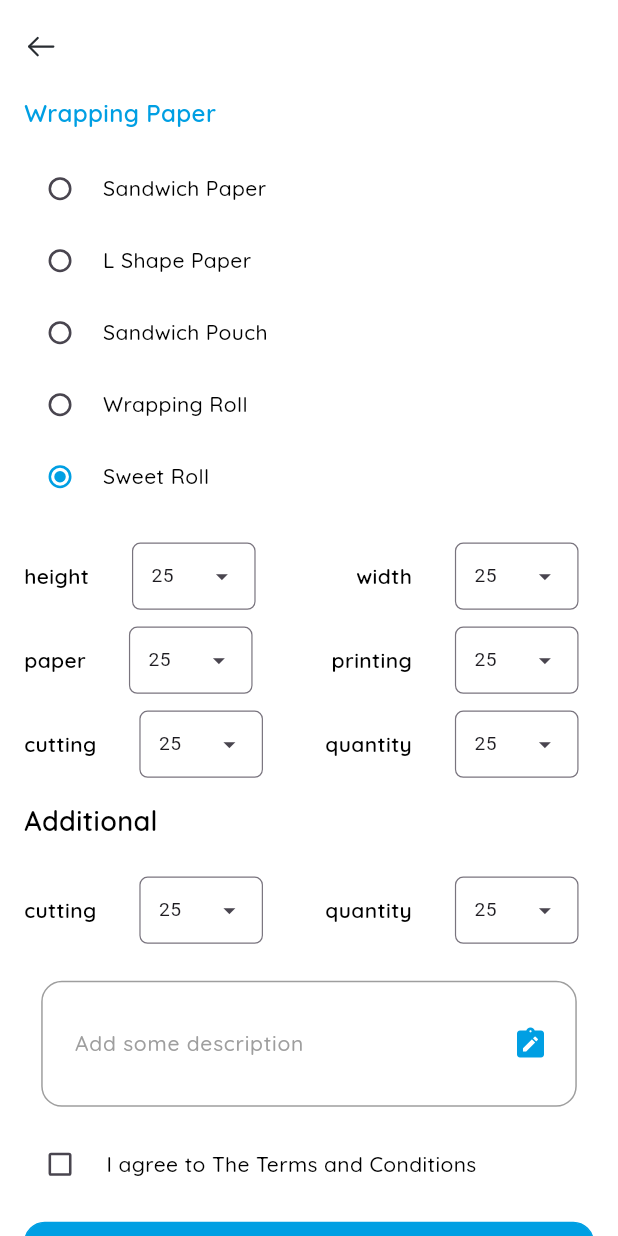
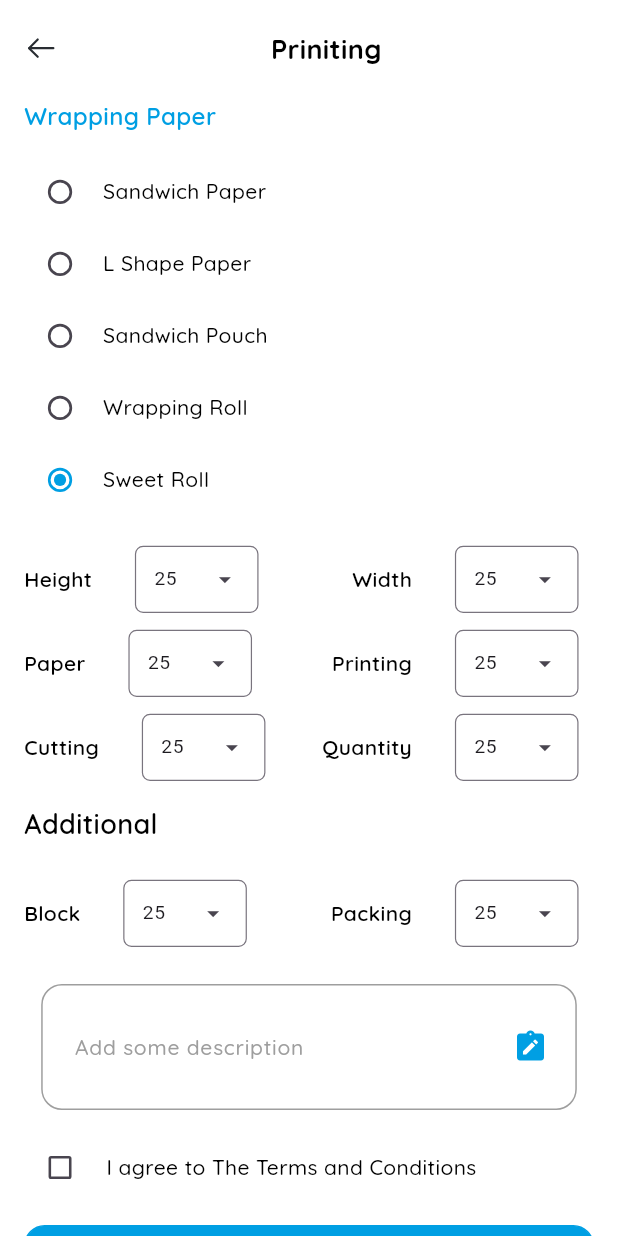
Before and after one commit to MuAshraf811/Supplier, a Flutter app: the DetailedCategoryItemView screen opened by its route, on a phone screen of 412 x 824 dp. Run offline on Flutter 3.47's test engine with Material 3 defaults, Android fonts, the phone set to English and light mode, and no system bars; our stand-ins replace carousel_slider, firebase_auth, firebase_core, flutter_bloc, flutter_screenutil, flutter_svg and 5 more; accounts and stored records are empty.

Commit message:
from mac

```diff
--- a/lib/core/routes/app_router.dart
+++ b/lib/core/routes/app_router.dart
@@ -70,6 +70,7 @@ class AppRouter {
       case RouteConstants.detailedItemCategoryView:
         return MaterialPageRoute(
           builder: (context) => const DetailedCategoryItemView(),
+
         );
       case RouteConstants.supplierFilterView:
         return MaterialPageRoute(
--- a/lib/core/utils/constants/app_const.dart
+++ b/lib/core/utils/constants/app_const.dart
@@ -75,6 +75,12 @@ class AppConst {
     Colors.red,
     const Color.fromARGB(255, 43, 136, 212),
   ];
+
+  static List<Map<String, dynamic>> detailedSection=
+  [
+
+  ];
+
   static List<List<CategoryModel>> categoryModel = [
     [
       CategoryModel(
--- a/lib/features/client/home/presentatoin/screens/detailed_category_item_view.dart
+++ b/lib/features/client/home/presentatoin/screens/detailed_category_item_view.dart
@@ -20,6 +20,8 @@ class DetailedCategoryItemView extends StatelessWidget {
           padding: EdgeInsets.only(left: 14.w, right: 14.w, top: 16.h),
           child: ListView(
             children: [
+              Row(
+                children: [
                   Align(
                     alignment: Alignment.centerLeft,
                     child: InkWell(
@@ -32,6 +34,11 @@ class DetailedCategoryItemView extends StatelessWidget {
                         width: 20,
                       ),
                     ),
+                  ),
+                  const Spacer(),
+                  Text("Priniting", style: applyBoldStyle(fontSize: 18, fontColor: ColorConsatnts.black,),),
+                  const Spacer()
+                ],
               ),
               const VerticalSpacer(space: 18),
               Text(
@@ -48,12 +55,12 @@ class DetailedCategoryItemView extends StatelessWidget {
                 children: [
                   CustomDropDown(
                     entries: [25, 30, 35, 40, 45],
-                    text: "height",
+                    text: "Height",
                   ),
                   Spacer(),
                   CustomDropDown(
                     entries: [25, 30, 35, 40, 45],
-                    text: "width",
+                    text: "Width",
                   ),
                 ],
               ),
@@ -61,12 +68,12 @@ class DetailedCategoryItemView extends StatelessWidget {
                 children: [
                   CustomDropDown(
                     entries: [25, 30, 35, 40, 45],
-                    text: "paper",
+                    text: "Paper",
                   ),
                   Spacer(),
                   CustomDropDown(
                     entries: [25, 30, 35, 40, 45],
-                    text: "printing",
+                    text: "Printing",
                   ),
                 ],
               ),
@@ -74,12 +81,12 @@ class DetailedCategoryItemView extends StatelessWidget {
                 children: [
                   CustomDropDown(
                     entries: [25, 30, 35, 40, 45],
-                    text: "cutting",
+                    text: "Cutting",
                   ),
                   Spacer(),
                   CustomDropDown(
                     entries: [25, 30, 35, 40, 45],
-                    text: "quantity",
+                    text: "Quantity",
                   ),
                 ],
               ),
@@ -94,12 +101,12 @@ class DetailedCategoryItemView extends StatelessWidget {
                 children: [
                   CustomDropDown(
                     entries: [25, 30, 35, 40, 45],
-                    text: "cutting",
+                    text: "Block",
                   ),
                   Spacer(),
                   CustomDropDown(
                     entries: [25, 30, 35, 40, 45],
-                    text: "quantity",
+                    text: "Packing",
                   ),
                 ],
               ),
@@ -303,7 +310,7 @@ class CustomRadioButton extends StatelessWidget {
     return Row(
       children: [
         Transform.scale(
-          scale: 0.85,
+          scale: 0.9,
           child: Radio<String>.adaptive(
             value: value,
             groupValue: groupValue,
--- a/lib/features/client/home/presentatoin/screens/home_page.dart
+++ b/lib/features/client/home/presentatoin/screens/home_page.dart
@@ -75,7 +75,9 @@ class MainView extends StatelessWidget {
                 itemBuilder: (context, index) => SectionGridItem(
                   onTap: () {
                     Navigator.pushNamed(
-                        context, RouteConstants.detailedItemCategoryView);
+                        context, RouteConstants.detailedItemCategoryView,
+
+                        );
                   },
                   imagePath: AppConst.categoryModel[state][index].image,
                   title: AppConst.categoryModel[state][index].title,
```
Lines whose indentation alone changed are shown as unchanged.
